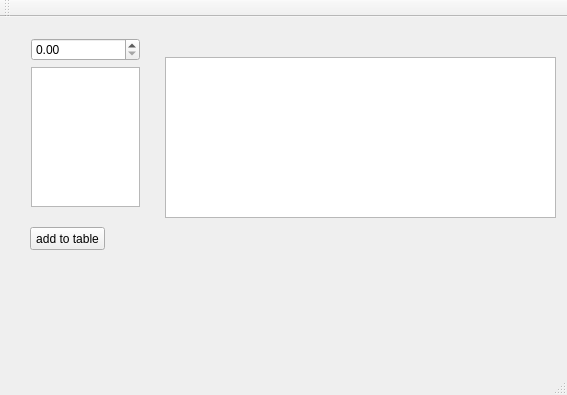
Before: the Qt Designer form mainwindow.ui in 0wn3r/matstat, drawn with Qt 5.
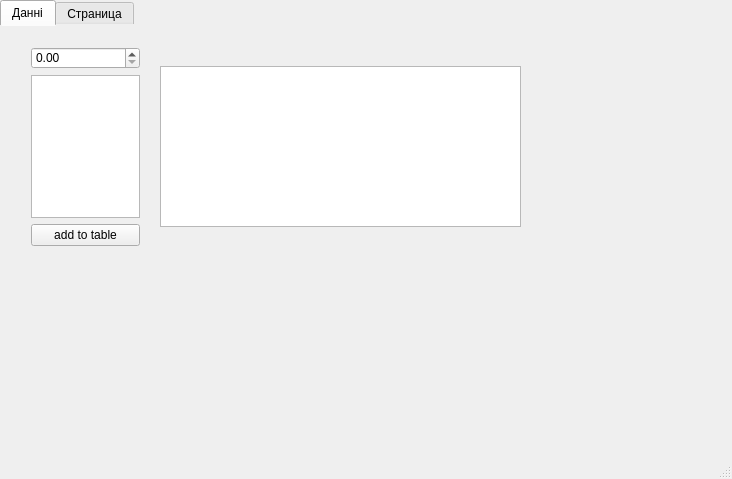
After: the same form once the commit is applied. The open tabs and pages were chosen to show the change.

```diff
--- a/mainwindow.ui
+++ b/mainwindow.ui
@@ -6,21 +6,112 @@
    <rect>
     <x>0</x>
     <y>0</y>
-    <width>567</width>
-    <height>395</height>
+    <width>732</width>
+    <height>479</height>
    </rect>
   </property>
   <property name="windowTitle">
    <string>MainWindow</string>
   </property>
   <widget class="QWidget" name="centralWidget">
+   <property name="autoFillBackground">
+    <bool>false</bool>
+   </property>
+   <widget class="QTabWidget" name="tabWidget">
+    <property name="geometry">
+     <rect>
+      <x>0</x>
+      <y>0</y>
+      <width>732</width>
+      <height>431</height>
+     </rect>
+    </property>
+    <property name="styleSheet">
+     <string notr="true">QTabWidget::pane { /* The tab widget frame */
+    border-top: 0px solid #C2C7CB;
+}</string>
+    </property>
+    <property name="currentIndex">
+     <number>1</number>
+    </property>
+    <widget class="QWidget" name="tab">
+     <property name="enabled">
+      <bool>true</bool>
+     </property>
+     <property name="palette">
+      <palette>
+       <active>
+        <colorrole role="Base">
+         <brush brushstyle="SolidPattern">
+          <color alpha="255">
+           <red>255</red>
+           <green>255</green>
+           <blue>255</blue>
+          </color>
+         </brush>
+        </colorrole>
+        <colorrole role="Window">
+         <brush brushstyle="SolidPattern">
+          <color alpha="255">
+           <red>240</red>
+           <green>240</green>
+           <blue>240</blue>
+          </color>
+         </brush>
+        </colorrole>
+       </active>
+       <inactive>
+        <colorrole role="Base">
+         <brush brushstyle="SolidPattern">
+          <color alpha="255">
+           <red>255</red>
+           <green>255</green>
+           <blue>255</blue>
+          </color>
+         </brush>
+        </colorrole>
+        <colorrole role="Window">
+         <brush brushstyle="SolidPattern">
+          <color alpha="255">
+           <red>240</red>
+           <green>240</green>
+           <blue>240</blue>
+          </color>
+         </brush>
+        </colorrole>
+       </inactive>
+       <disabled>
+        <colorrole role="Base">
+         <brush brushstyle="SolidPattern">
+          <color alpha="255">
+           <red>240</red>
+           <green>240</green>
+           <blue>240</blue>
+          </color>
+         </brush>
+        </colorrole>
+        <colorrole role="Window">
+         <brush brushstyle="SolidPattern">
+          <color alpha="255">
+           <red>240</red>
+           <green>240</green>
+           <blue>240</blue>
+          </color>
+         </brush>
+        </colorrole>
+       </disabled>
+      </palette>
+     </property>
+     <attribute name="title">
+      <string>Данні</string>
+     </attribute>
    <widget class="QWidget" name="verticalLayoutWidget">
     <property name="geometry">
      <rect>
       <x>20</x>
       <y>10</y>
       <width>131</width>
-      <height>191</height>
+        <height>221</height>
      </rect>
     </property>
     <layout class="QVBoxLayout" name="verticalLayout">
@@ -30,30 +121,109 @@
      <item>
       <widget class="QListWidget" name="listWidget"/>
      </item>
+       <item>
+        <widget class="QPushButton" name="pushButton">
+         <property name="text">
+          <string>add to table</string>
+         </property>
+        </widget>
+       </item>
     </layout>
    </widget>
    <widget class="QTableWidget" name="tableWidget">
     <property name="geometry">
      <rect>
-      <x>165</x>
+        <x>160</x>
       <y>40</y>
-      <width>391</width>
+        <width>361</width>
       <height>161</height>
      </rect>
     </property>
    </widget>
-   <widget class="QPushButton" name="pushButton">
+    </widget>
+    <widget class="QWidget" name="tab_2">
+     <attribute name="title">
+      <string>Страница</string>
+     </attribute>
+     <widget class="QPushButton" name="pushButton_2">
     <property name="geometry">
      <rect>
-      <x>30</x>
-      <y>210</y>
+        <x>40</x>
+        <y>40</y>
       <width>75</width>
       <height>23</height>
      </rect>
     </property>
     <property name="text">
-     <string>add to table</string>
-    </property>
+       <string>PushButton</string>
+      </property>
+     </widget>
+     <widget class="QLabel" name="label">
+      <property name="geometry">
+       <rect>
+        <x>40</x>
+        <y>80</y>
+        <width>201</width>
+        <height>16</height>
+       </rect>
+      </property>
+      <property name="text">
+       <string>TextLabel</string>
+      </property>
+     </widget>
+     <widget class="QLabel" name="label_2">
+      <property name="geometry">
+       <rect>
+        <x>40</x>
+        <y>100</y>
+        <width>171</width>
+        <height>16</height>
+       </rect>
+      </property>
+      <property name="text">
+       <string>TextLabel</string>
+      </property>
+     </widget>
+     <widget class="QLabel" name="label_3">
+      <property name="geometry">
+       <rect>
+        <x>40</x>
+        <y>120</y>
+        <width>191</width>
+        <height>16</height>
+       </rect>
+      </property>
+      <property name="text">
+       <string>TextLabel</string>
+      </property>
+     </widget>
+     <widget class="QLabel" name="label_4">
+      <property name="geometry">
+       <rect>
+        <x>40</x>
+        <y>140</y>
+        <width>181</width>
+        <height>16</height>
+       </rect>
+      </property>
+      <property name="text">
+       <string>TextLabel</string>
+      </property>
+     </widget>
+     <widget class="QLabel" name="label_5">
+      <property name="geometry">
+       <rect>
+        <x>40</x>
+        <y>160</y>
+        <width>231</width>
+        <height>16</height>
+       </rect>
+      </property>
+      <property name="text">
+       <string>TextLabel</string>
+      </property>
+     </widget>
+    </widget>
    </widget>
   </widget>
   <widget class="QMenuBar" name="menuBar">
@@ -66,14 +236,6 @@
     </rect>
    </property>
   </widget>
-  <widget class="QToolBar" name="mainToolBar">
-   <attribute name="toolBarArea">
-    <enum>TopToolBarArea</enum>
-   </attribute>
-   <attribute name="toolBarBreak">
-    <bool>false</bool>
-   </attribute>
-  </widget>
   <widget class="QStatusBar" name="statusBar"/>
  </widget>
  <layoutdefault spacing="6" margin="11"/>
```
Left out of the diff: 2 changed lines with no effect on the pictures. Lines whose indentation alone changed are shown as unchanged.
